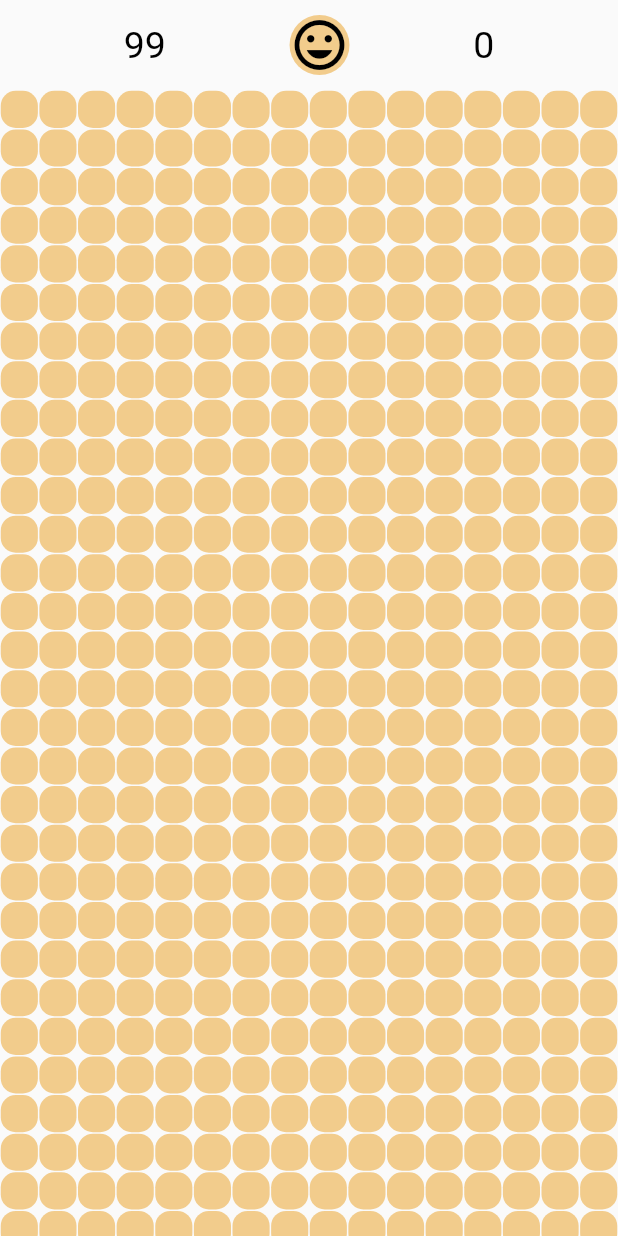
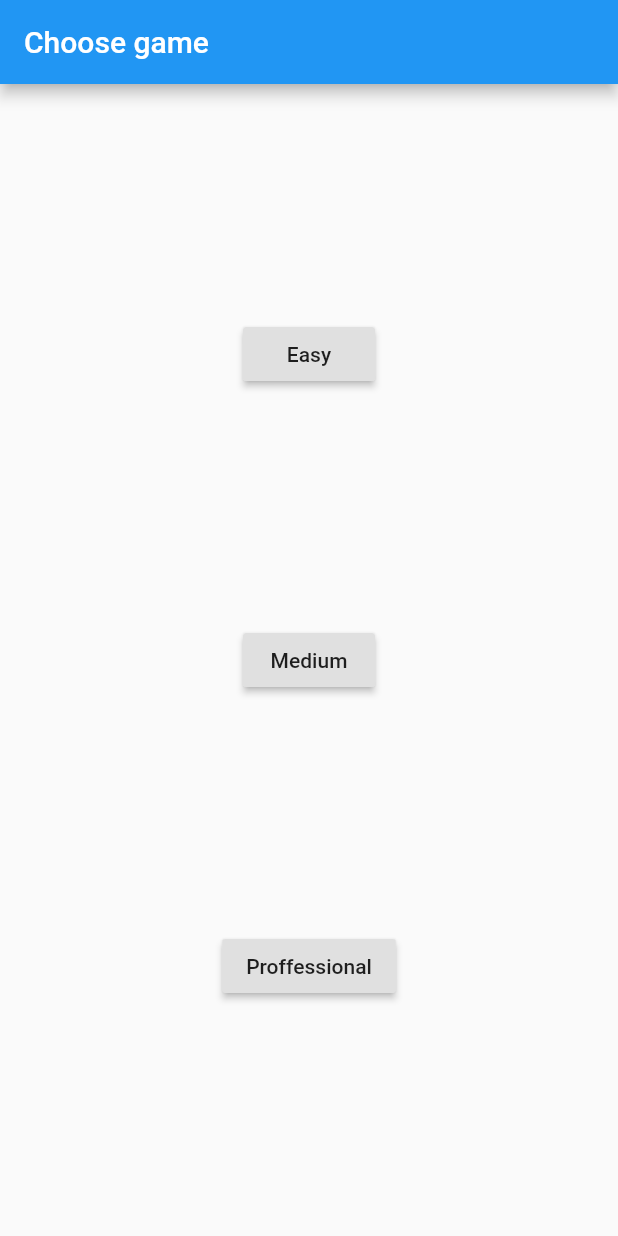
Before and after one commit to zhanlederzach/minesweeper-flutter, a Flutter app: the screen it shows after launch, on a phone screen of 412 x 824 dp. Run offline on Flutter 3.47's test engine with Material 2 defaults, Android fonts, the phone set to English and light mode, and no system bars.

Commit message:
add selecting level

```diff
--- a/lib/main.dart
+++ b/lib/main.dart
@@ -14,7 +14,68 @@ class MyApp extends StatelessWidget {
       theme: ThemeData(
         primarySwatch: Colors.blue
       ),
-      home: SaperGame(),
+      home: StartPage(),  //SaperGame()
     );
   }
 }
+
+class StartPage extends StatefulWidget {
+
+  @override
+  _StartPageState createState() {
+    return _StartPageState();
+  }
+
+}
+
+class _StartPageState extends State<StartPage>{
+  String level;
+  bool isPressed;
+  Color currentLevelColor = Colors.yellow;
+
+  @override
+  Widget build(BuildContext context) {
+    return Scaffold(
+        appBar: AppBar(
+          title: Text('Choose game'),
+        ),
+        body: new Center(
+          child: Column(
+            mainAxisAlignment: MainAxisAlignment.spaceEvenly,
+            children: <Widget>[
+              RaisedButton(
+                child: Text('Easy'),
+                onPressed: () {
+                  level='Easy';
+                  startGame();
+                },
+                splashColor: Colors.yellow,
+              ),
+              RaisedButton(
+                child: Text('Medium'),
+                onPressed: () {
+                  level='Medium';
+                  startGame();
+                },
+                splashColor: Colors.yellow,
+              ),
+              RaisedButton(
+                child: Text('Proffessional'),
+                onPressed: () {
+                  level='Proffessional';
+                  startGame();
+                },
+                splashColor: Colors.yellow,
+              ),
+            ],
+          ),
+        ));
+  }
+
+  void startGame() {
+      Navigator.push(
+      context, new MaterialPageRoute(
+      builder: (context) => new SaperGame(level)));
+  }
+
+}
```
Also changed, not shown: lib/my_flutter_app_icons.dart (added, +24 -0 lines), lib/saperGame.dart (+35 -5 lines), pubspec.yaml (+9 -11 lines).
